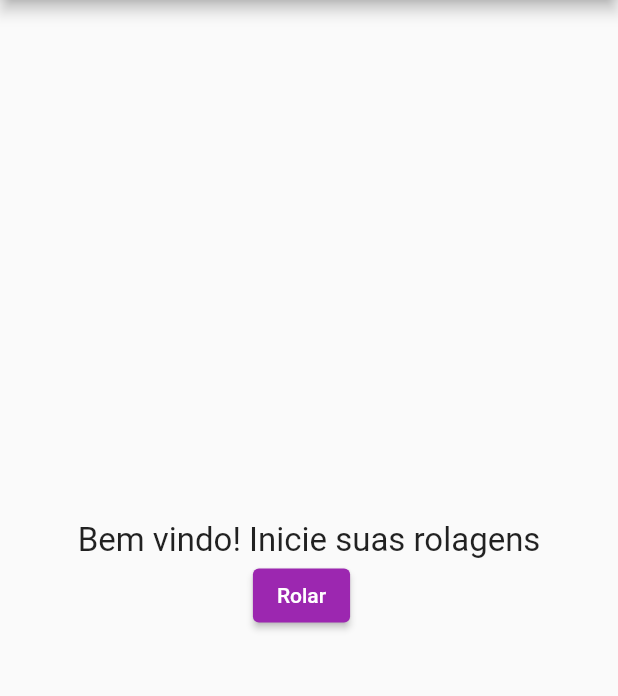
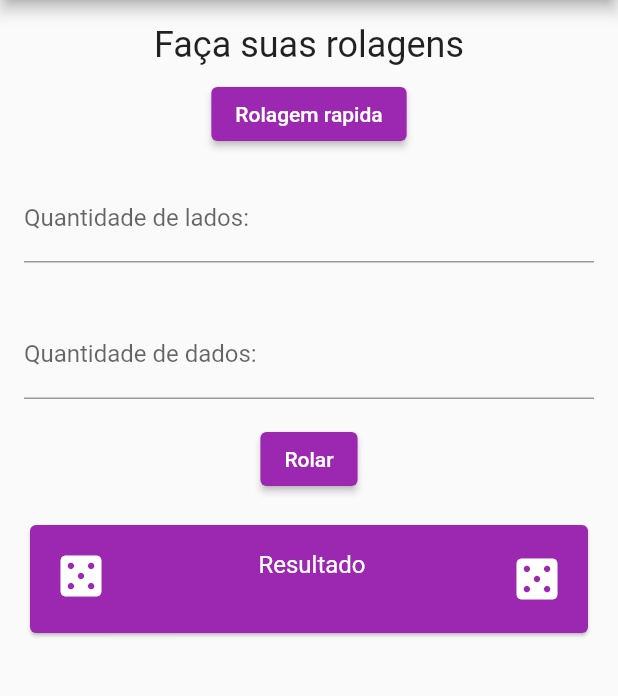
Before and after one commit to GabrielMarmore/Flutter_RPG_dice_roll, a Flutter app: the screen it shows after launch, on a phone screen of 412 x 824 dp, the part 84-780 px from its top. Run offline on Flutter 3.47's test engine with Material 2 defaults, Android fonts, the phone set to English and light mode, and no system bars.

Commit message:
Feature/home_page_roll

```diff
--- /dev/null
+++ b/lib/dados.dart
@@ -0,0 +1,19 @@
+import 'dart:math';
+
+class Dados {
+  late int aux;
+  String getDado(int lados, int dados) {
+    aux = 0;
+    for (var c = 0; c < dados; c++) {
+      if (lados == 0) {
+        return "";
+      } else if (dados == 1) {
+        aux = Random().nextInt(lados) + 1;
+        return (aux).toString();
+      } else {
+        aux += Random().nextInt(lados) + 1;
+      }
+    }
+    return "Soma : " + (aux).toString();
+  }
+}
--- a/lib/main.dart
+++ b/lib/main.dart
@@ -1,7 +1,10 @@
-// ignore_for_file: prefer_const_constructors
+// ignore_for_file: prefer_const_constructors, prefer_const_literals_to_create_immutables
 
 import 'package:flutter/material.dart';
+import 'package:flutter/cupertino.dart';
+import 'package:flutter/services.dart';
 
+import 'dados.dart';
 import 'tela_dados.dart';
 import 'tela_sobre.dart';
 
@@ -15,16 +18,25 @@ class MyApp extends StatelessWidget {
   Widget build(BuildContext context) {
     return MaterialApp(
       title: 'Acerto Crítico',
-      theme: ThemeData(
-        primarySwatch: Colors.purple,
-      ),
+      theme: ThemeData(primarySwatch: Colors.purple),
       home: const MyHomePage(),
     );
   }
 }
 
-class MyHomePage extends StatelessWidget {
+class MyHomePage extends StatefulWidget {
   const MyHomePage({Key? key}) : super(key: key);
+
+  @override
+  State<MyHomePage> createState() => _MyHomePageState();
+}
+
+class _MyHomePageState extends State<MyHomePage> {
+  Dados d = Dados();
+  TextEditingController lados = TextEditingController();
+  TextEditingController dados = TextEditingController();
+  int dado = 0;
+  int quantidade = 1;
 
   @override
   Widget build(BuildContext context) {
@@ -33,6 +45,7 @@ class MyHomePage extends StatelessWidget {
         title: const Text("Acerto Crítico"),
         centerTitle: true,
       ),
+      resizeToAvoidBottomInset: false,
       drawer: Drawer(
         child: ListView(
           padding: EdgeInsets.zero,
@@ -50,9 +63,18 @@ class MyHomePage extends StatelessWidget {
               ),
             ),
             ListTile(
+              leading: const Icon(Icons.home),
+              title: const Text("Inicio"),
+              subtitle: const Text("Tela de início"),
+              trailing: const Icon(Icons.arrow_forward_ios),
+              onTap: () {
+                Navigator.pop(context);
+              },
+            ),
+            ListTile(
               leading: const Icon(Icons.casino),
               title: const Text("Dados"),
-              subtitle: const Text("Faça sua rolagem"),
+              subtitle: const Text("Rolagem rapida"),
               trailing: const Icon(Icons.arrow_forward_ios),
               onTap: () {
                 Navigator.push(
@@ -77,26 +99,97 @@ class MyHomePage extends StatelessWidget {
         ),
       ),
       body: Container(
-        width: double.infinity,
         child: Column(
-          mainAxisAlignment: MainAxisAlignment.center,
           crossAxisAlignment: CrossAxisAlignment.center,
           children: [
-            Text(
-              "Bem vindo! Inicie suas rolagens",
-              style: TextStyle(fontSize: 22),
+            Padding(
+              padding: const EdgeInsets.fromLTRB(16, 16, 16, 8),
+              child: Text(
+                "Faça suas rolagens",
+                style: TextStyle(fontSize: 24),
+              ),
             ),
             Row(
               mainAxisAlignment: MainAxisAlignment.center,
               children: [
-                ElevatedButton(onPressed: () {
-                  Navigator.push(
-                  context,
-                  MaterialPageRoute(builder: (context) => TelaDados()),
-                );
-                }, child: Text('Rolar')),
-                SizedBox(width: 10),
+                ElevatedButton(
+                  onPressed: () {
+                    Navigator.push(
+                      context,
+                      MaterialPageRoute(builder: (context) => TelaDados()),
+                    );
+                  },
+                  child: Text('Rolagem rapida'),
+                ),
               ],
+            ),
+            Padding(
+              padding: const EdgeInsets.all(16),
+              child: TextField(
+                controller: lados,
+                keyboardType: TextInputType.number,
+                decoration: InputDecoration(
+                    labelText: "Quantidade de lados: ", hintText: "20"),
+                style: TextStyle(
+                  fontSize: 16.0,
+                  color: Colors.black,
+                ),
+              ),
+            ),
+            Padding(
+              padding: const EdgeInsets.all(16),
+              child: TextField(
+                controller: dados,
+                keyboardType: TextInputType.number,
+                decoration: InputDecoration(
+                    labelText: "Quantidade de dados: ", hintText: "1"),
+                style: TextStyle(
+                  fontSize: 16.0,
+                  color: Colors.black,
+                ),
+              ),
+            ),
+            Row(
+              mainAxisAlignment: MainAxisAlignment.center,
+              children: [
+                ElevatedButton(
+                  onPressed: () {
+                    setState(() {
+                      dado = int.parse(lados.text);
+                      quantidade = dados.text == ""? 1 : int.parse(dados.text);
+                    });
+                  },
+                  child: Text('Rolar'),
+                ),
+              ],
+            ),
+            Padding(
+              padding: const EdgeInsets.all(16),
+              child: Card(
+                child: ListTile(
+                  leading: Icon(
+                    Icons.casino,
+                    color: Colors.white,
+                    size: 36.0,
+                  ),
+                  trailing: Icon(
+                    Icons.casino,
+                    color: Colors.white,
+                    size: 36.0,
+                  ),
+                  title: Text(
+                    'Resultado',
+                    style: TextStyle(color: Colors.white),
+                    textAlign: TextAlign.center,
+                  ),
+                  subtitle: Text(
+                    d.getDado(dado, quantidade),
+                    style: TextStyle(fontSize: 16, color: Colors.white),
+                    textAlign: TextAlign.center,
+                  ),
+                ),
+                color: Colors.purple,
+              ),
             ),
           ],
         ),
--- a/lib/tela_dados.dart
+++ b/lib/tela_dados.dart
@@ -1,5 +1,3 @@
-// ignore_for_file: prefer_const_constructors, no_logic_in_create_state
-
 import 'package:flutter/material.dart';
 import 'dart:math';
 
@@ -7,10 +5,10 @@ class TelaDados extends StatefulWidget {
   TelaDados({Key? key}) : super(key: key);
 
   @override
-  roll createState() => roll();
+  Roll createState() => Roll();
 }
 
-class roll extends State<TelaDados> {
+class Roll extends State<TelaDados> {
 
   var imageArray = [
     'one.png',
```
